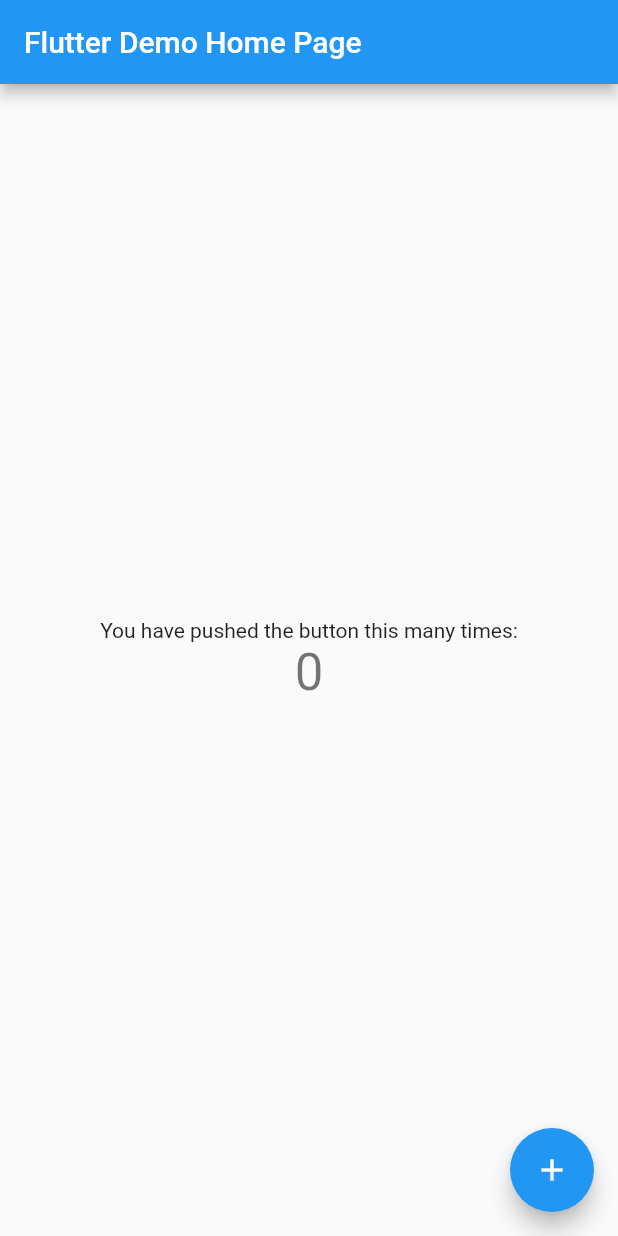
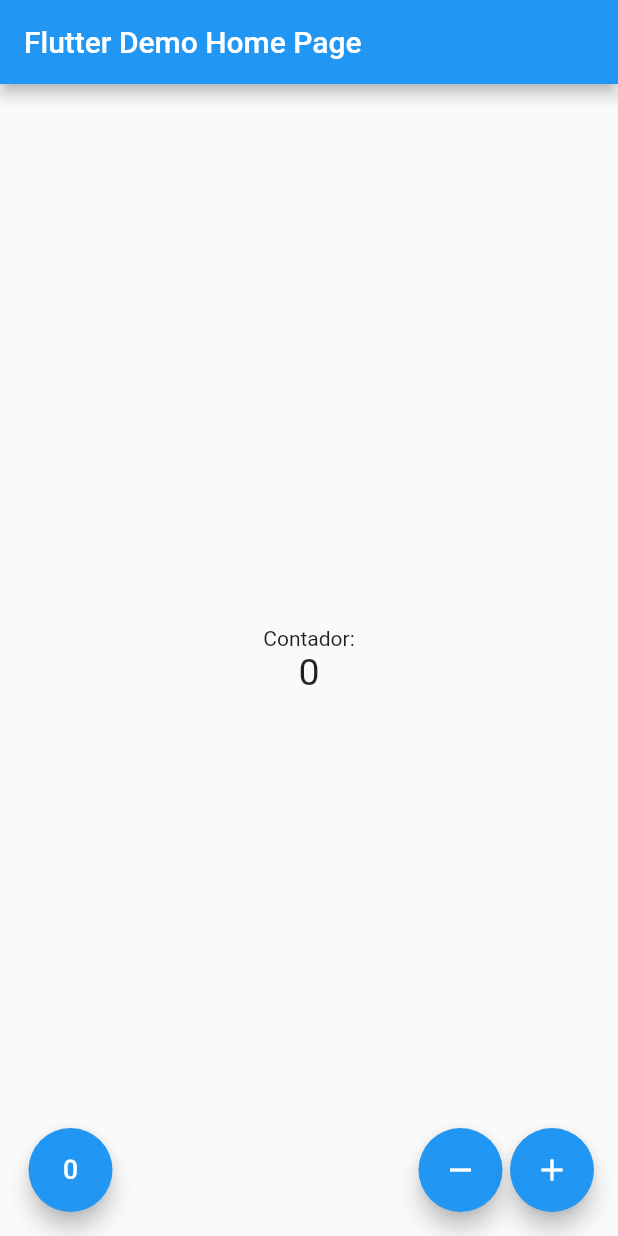
Before and after one commit to LucianoLupo/flutterPrueba, a Flutter app: the screen it shows after launch, on a phone screen of 412 x 824 dp. Run offline on Flutter 3.47's test engine with Material 2 defaults, Android fonts, the phone set to English and light mode, and no system bars.

Commit message:
Fin de la sección Hola mundo!

```diff
--- a/lib/src/pages/home_page.dart
+++ b/lib/src/pages/home_page.dart
@@ -4,15 +4,6 @@ import 'package:flutter/material.dart';
 
 class MyHomePage extends StatefulWidget {
   MyHomePage({Key key, this.title}) : super(key: key);
-
-  // This widget is the home page of your application. It is stateful, meaning
-  // that it has a State object (defined below) that contains fields that affect
-  // how it looks.
-
-  // This class is the configuration for the state. It holds the values (in this
-  // case the title) provided by the parent (in this case the App widget) and
-  // used by the build method of the State. Fields in a Widget subclass are
-  // always marked "final".
 
   final String title;
 
@@ -25,78 +16,67 @@ class MyHomePage extends StatefulWidget {
 class _MyHomePageState extends State<MyHomePage> {
   int _counter = 0;
 
+  TextStyle textStyle = new TextStyle ( fontSize:25 );
+
   void _incrementCounter() {
     setState(() {
-      // This call to setState tells the Flutter framework that something has
-      // changed in this State, which causes it to rerun the build method below
-      // so that the display can reflect the updated values. If we changed
-      // _counter without calling setState(), then the build method would not be
-      // called again, and so nothing would appear to happen.
       _counter++;
     });
   }
 
-    void _decrementCounter() {
+  void _decrementCounter() {
     setState(() {
-      // This call to setState tells the Flutter framework that something has
-      // changed in this State, which causes it to rerun the build method below
-      // so that the display can reflect the updated values. If we changed
-      // _counter without calling setState(), then the build method would not be
-      // called again, and so nothing would appear to happen.
       _counter--;
     });
+    }
+
+  void _goToZero() {
+    setState(() {
+      _counter = 0;
+    });
+
   }
 
   @override
   Widget build(BuildContext context) {
-    // This method is rerun every time setState is called, for instance as done
-    // by the _incrementCounter method above.
-    //
-    // The Flutter framework has been optimized to make rerunning build methods
-    // fast, so that you can just rebuild anything that needs updating rather
-    // than having to individually change instances of widgets.
+
     return Scaffold(
       appBar: AppBar(
-        // Here we take the value from the MyHomePage object that was created by
-        // the App.build method, and use it to set our appbar title.
         title: Text(widget.title),
       ),
       body: Center(
-        // Center is a layout widget. It takes a single child and positions it
-        // in the middle of the parent.
+
         child: Column(
-          // Column is also layout widget. It takes a list of children and
-          // arranges them vertically. By default, it sizes itself to fit its
-          // children horizontally, and tries to be as tall as its parent.
-          //
-          // Invoke "debug painting" (press "p" in the console, choose the
-          // "Toggle Debug Paint" action from the Flutter Inspector in Android
-          // Studio, or the "Toggle Debug Paint" command in Visual Studio Code)
-          // to see the wireframe for each widget.
-          //
-          // Column has various properties to control how it sizes itself and
-          // how it positions its children. Here we use mainAxisAlignment to
-          // center the children vertically; the main axis here is the vertical
-          // axis because Columns are vertical (the cross axis would be
-          // horizontal).
           mainAxisAlignment: MainAxisAlignment.center,
           children: <Widget>[
             Text(
-              'You have pushed the button this many times:',
+              'Contador:',
             ),
             Text(
               '$_counter',
-              style: Theme.of(context).textTheme.display1,
+              // style: Theme.of(context).textTheme.display1,
+              style: textStyle,
             ),
           ],
         ),
       ),
-      floatingActionButton: FloatingActionButton(
-        onPressed: _incrementCounter,
-        tooltip: 'Increment',
-        child: Icon(Icons.add),
-      ),
-
+      floatingActionButton: _crearBotones(),
     );
   }
+
+  Widget _crearBotones () {
+
+    return Row(
+      mainAxisAlignment: MainAxisAlignment.end,
+      children: <Widget>[
+        SizedBox(width: 35.0),
+        FloatingActionButton( child: Icon(Icons.exposure_zero), onPressed: _goToZero),
+        Expanded (child:SizedBox(width: 5.0)),
+        FloatingActionButton( child: Icon(Icons.remove), onPressed: _decrementCounter),
+        SizedBox(width: 5.0),
+        FloatingActionButton( child: Icon(Icons.add), onPressed: _incrementCounter),
+      ],
+    );
+  }
+
 }
```
